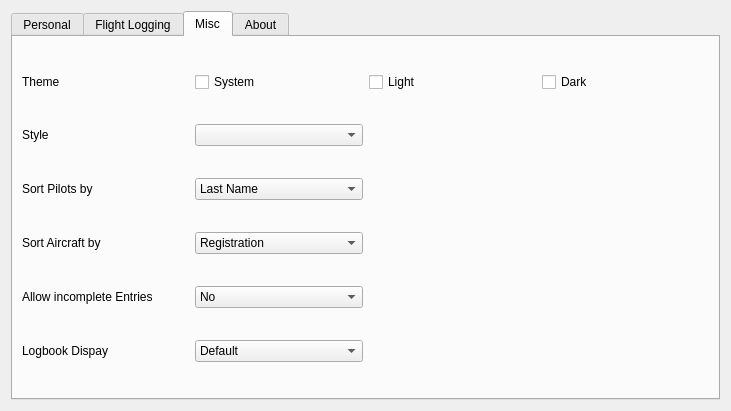
The window that src/gui/widgets/settingswidget.ui (fiffty-50/openPilotLog) describes before a commit, drawn with Qt 5.
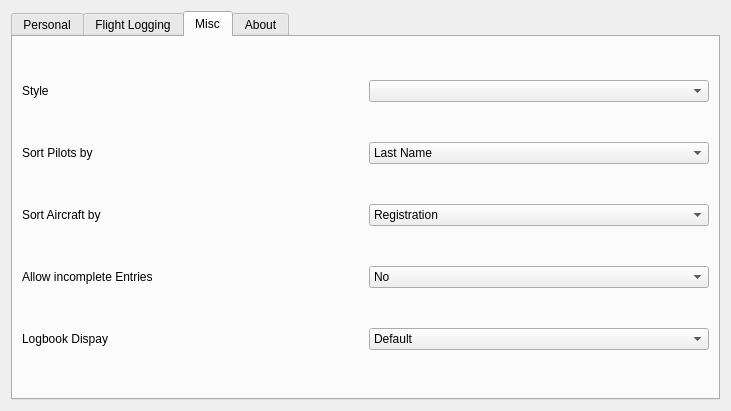
The same window after the commit.

Commit message:
First draft of AStyle complete. Plugged a logbookwidget leak.
Astyle works however repeatedly changing themes yields inconsisten results.
Avoid the bb themes they seem to crash the program for some reason.

```diff
--- a/src/gui/widgets/settingswidget.ui
+++ b/src/gui/widgets/settingswidget.ui
@@ -468,7 +468,7 @@
        <string>Misc</string>
       </attribute>
       <layout class="QGridLayout" name="gridLayout_5">
-       <item row="3" column="1">
+       <item row="2" column="1">
         <widget class="QLabel" name="pilotSortLabel">
          <property name="sizePolicy">
           <sizepolicy hsizetype="Minimum" vsizetype="Minimum">
@@ -487,23 +487,85 @@
          </property>
         </widget>
        </item>
+       <item row="4" column="2">
+        <widget class="QComboBox" name="acAllowIncompleteComboBox">
+         <property name="toolTip">
+          <string>&lt;html&gt;&lt;head/&gt;&lt;body&gt;&lt;p&gt;Determines whether incomplete database entries are permitted. It is highly recommended to keep this option off.&lt;/p&gt;&lt;/body&gt;&lt;/html&gt;</string>
+         </property>
+         <item>
+          <property name="text">
+           <string>No</string>
+          </property>
+         </item>
+         <item>
+          <property name="text">
+           <string>Yes</string>
+          </property>
+         </item>
+        </widget>
+       </item>
+       <item row="3" column="2">
+        <widget class="QComboBox" name="acSortComboBox">
+         <property name="toolTip">
+          <string>&lt;html&gt;&lt;head/&gt;&lt;body&gt;&lt;p&gt;Determines by which column to sort the display of Aircaft in the Aircraft Tab.&lt;/p&gt;&lt;/body&gt;&lt;/html&gt;</string>
+         </property>
+         <item>
+          <property name="text">
+           <string>Registration</string>
+          </property>
+         </item>
+         <item>
+          <property name="text">
+           <string>Type</string>
+          </property>
+         </item>
+         <item>
+          <property name="text">
+           <string>Company</string>
+          </property>
+         </item>
+        </widget>
+       </item>
+       <item row="0" column="2">
+        <widget class="QComboBox" name="styleComboBox"/>
+       </item>
+       <item row="3" column="1">
+        <widget class="QLabel" name="acSortLabel">
+         <property name="sizePolicy">
+          <sizepolicy hsizetype="Minimum" vsizetype="Minimum">
+           <horstretch>0</horstretch>
+           <verstretch>0</verstretch>
+          </sizepolicy>
+         </property>
+         <property name="toolTip">
+          <string>&lt;html&gt;&lt;head/&gt;&lt;body&gt;&lt;p&gt;Determines by which column to sort the display of Aircaft in the Aircraft Tab.&lt;/p&gt;&lt;/body&gt;&lt;/html&gt;</string>
+         </property>
+         <property name="whatsThis">
+          <string>&lt;html&gt;&lt;head/&gt;&lt;body&gt;&lt;p&gt;Determines by which column to sort the display of Aircaft in the Aircraft Tab.&lt;/p&gt;&lt;/body&gt;&lt;/html&gt;</string>
+         </property>
+         <property name="text">
+          <string>Sort Aircraft by</string>
+         </property>
+        </widget>
+       </item>
+       <item row="5" column="2">
+        <widget class="QComboBox" name="logbookViewComboBox">
+         <property name="toolTip">
+          <string>&lt;html&gt;&lt;head/&gt;&lt;body&gt;&lt;p&gt;Determines how your logbook is displayed in the logbook tab. This has no influence on what details are logged, just on what is displayed by default.&lt;/p&gt;&lt;/body&gt;&lt;/html&gt;</string>
+         </property>
+         <item>
+          <property name="text">
+           <string>Default</string>
+          </property>
+         </item>
+         <item>
+          <property name="text">
+           <string>EASA Part-FCL</string>
+          </property>
+         </item>
+        </widget>
+       </item>
        <item row="5" column="1">
-        <widget class="QLabel" name="acAllowIncompleteLabel">
-         <property name="sizePolicy">
-          <sizepolicy hsizetype="Minimum" vsizetype="Minimum">
-           <horstretch>0</horstretch>
-           <verstretch>0</verstretch>
-          </sizepolicy>
-         </property>
-         <property name="toolTip">
-          <string>&lt;html&gt;&lt;head/&gt;&lt;body&gt;&lt;p&gt;Determines whether incomplete database entries are permitted. It is highly recommended to keep this option off.&lt;/p&gt;&lt;/body&gt;&lt;/html&gt;</string>
-         </property>
-         <property name="text">
-          <string>Allow incomplete Entries </string>
-         </property>
-        </widget>
-       </item>
-       <item row="6" column="1">
         <widget class="QLabel" name="logbookViewLabel">
          <property name="sizePolicy">
           <sizepolicy hsizetype="Minimum" vsizetype="Minimum">
@@ -522,72 +584,7 @@
          </property>
         </widget>
        </item>
-       <item row="4" column="1">
-        <widget class="QLabel" name="acSortLabel">
-         <property name="sizePolicy">
-          <sizepolicy hsizetype="Minimum" vsizetype="Minimum">
-           <horstretch>0</horstretch>
-           <verstretch>0</verstretch>
-          </sizepolicy>
-         </property>
-         <property name="toolTip">
-          <string>&lt;html&gt;&lt;head/&gt;&lt;body&gt;&lt;p&gt;Determines by which column to sort the display of Aircaft in the Aircraft Tab.&lt;/p&gt;&lt;/body&gt;&lt;/html&gt;</string>
-         </property>
-         <property name="whatsThis">
-          <string>&lt;html&gt;&lt;head/&gt;&lt;body&gt;&lt;p&gt;Determines by which column to sort the display of Aircaft in the Aircraft Tab.&lt;/p&gt;&lt;/body&gt;&lt;/html&gt;</string>
-         </property>
-         <property name="text">
-          <string>Sort Aircraft by</string>
-         </property>
-        </widget>
-       </item>
        <item row="0" column="1">
-        <widget class="QLabel" name="themeLabel">
-         <property name="sizePolicy">
-          <sizepolicy hsizetype="Minimum" vsizetype="Minimum">
-           <horstretch>0</horstretch>
-           <verstretch>0</verstretch>
-          </sizepolicy>
-         </property>
-         <property name="toolTip">
-          <string>&lt;html&gt;&lt;head/&gt;&lt;body&gt;&lt;p&gt;Changes the theme of the application.&lt;/p&gt;&lt;/body&gt;&lt;/html&gt;</string>
-         </property>
-         <property name="text">
-          <string>Theme</string>
-         </property>
-        </widget>
-       </item>
-       <item row="0" column="2">
-        <widget class="QCheckBox" name="systemThemeCheckBox">
-         <property name="toolTip">
-          <string>&lt;html&gt;&lt;head/&gt;&lt;body&gt;&lt;p&gt;Uses your default system theme.&lt;/p&gt;&lt;/body&gt;&lt;/html&gt;</string>
-         </property>
-         <property name="text">
-          <string>System</string>
-         </property>
-        </widget>
-       </item>
-       <item row="0" column="3">
-        <widget class="QCheckBox" name="lightThemeCheckBox">
-         <property name="toolTip">
-          <string>&lt;html&gt;&lt;head/&gt;&lt;body&gt;&lt;p&gt;Uses the Breeze light theme.&lt;/p&gt;&lt;/body&gt;&lt;/html&gt;</string>
-         </property>
-         <property name="text">
-          <string>Light</string>
-         </property>
-        </widget>
-       </item>
-       <item row="0" column="4">
-        <widget class="QCheckBox" name="darkThemeCheckBox">
-         <property name="toolTip">
-          <string>&lt;html&gt;&lt;head/&gt;&lt;body&gt;&lt;p&gt;Uses the breeze dark theme (night mode)&lt;/p&gt;&lt;/body&gt;&lt;/html&gt;</string>
-         </property>
-         <property name="text">
-          <string>Dark</string>
-         </property>
-        </widget>
-       </item>
-       <item row="1" column="1">
         <widget class="QLabel" name="styleLabel">
          <property name="sizePolicy">
           <sizepolicy hsizetype="Minimum" vsizetype="Minimum">
@@ -600,10 +597,7 @@
          </property>
         </widget>
        </item>
-       <item row="1" column="2">
-        <widget class="QComboBox" name="styleComboBox"/>
-       </item>
-       <item row="3" column="2">
+       <item row="2" column="2">
         <widget class="QComboBox" name="pilotSortComboBox">
          <property name="toolTip">
           <string>&lt;html&gt;&lt;head/&gt;&lt;body&gt;&lt;p&gt;Determines by which column to sort the display of Pilots in the Pilots Tab.&lt;/p&gt;&lt;/body&gt;&lt;/html&gt;</string>
@@ -625,60 +619,20 @@
          </item>
         </widget>
        </item>
-       <item row="4" column="2">
-        <widget class="QComboBox" name="acSortComboBox">
-         <property name="toolTip">
-          <string>&lt;html&gt;&lt;head/&gt;&lt;body&gt;&lt;p&gt;Determines by which column to sort the display of Aircaft in the Aircraft Tab.&lt;/p&gt;&lt;/body&gt;&lt;/html&gt;</string>
+       <item row="4" column="1">
+        <widget class="QLabel" name="acAllowIncompleteLabel">
+         <property name="sizePolicy">
+          <sizepolicy hsizetype="Minimum" vsizetype="Minimum">
+           <horstretch>0</horstretch>
+           <verstretch>0</verstretch>
+          </sizepolicy>
          </property>
-         <item>
-          <property name="text">
-           <string>Registration</string>
-          </property>
-         </item>
-         <item>
-          <property name="text">
-           <string>Type</string>
-          </property>
-         </item>
-         <item>
-          <property name="text">
-           <string>Company</string>
-          </property>
-         </item>
-        </widget>
-       </item>
-       <item row="5" column="2">
-        <widget class="QComboBox" name="acAllowIncompleteComboBox">
          <property name="toolTip">
           <string>&lt;html&gt;&lt;head/&gt;&lt;body&gt;&lt;p&gt;Determines whether incomplete database entries are permitted. It is highly recommended to keep this option off.&lt;/p&gt;&lt;/body&gt;&lt;/html&gt;</string>
          </property>
-         <item>
-          <property name="text">
-           <string>No</string>
-          </property>
-         </item>
-         <item>
-          <property name="text">
-           <string>Yes</string>
-          </property>
-         </item>
-        </widget>
-       </item>
-       <item row="6" column="2">
-        <widget class="QComboBox" name="logbookViewComboBox">
-         <property name="toolTip">
-          <string>&lt;html&gt;&lt;head/&gt;&lt;body&gt;&lt;p&gt;Determines how your logbook is displayed in the logbook tab. This has no influence on what details are logged, just on what is displayed by default.&lt;/p&gt;&lt;/body&gt;&lt;/html&gt;</string>
+         <property name="text">
+          <string>Allow incomplete Entries </string>
          </property>
-         <item>
-          <property name="text">
-           <string>Default</string>
-          </property>
-         </item>
-         <item>
-          <property name="text">
-           <string>EASA Part-FCL</string>
-          </property>
-         </item>
         </widget>
        </item>
       </layout>
```
The commit also changes 9 other files.
